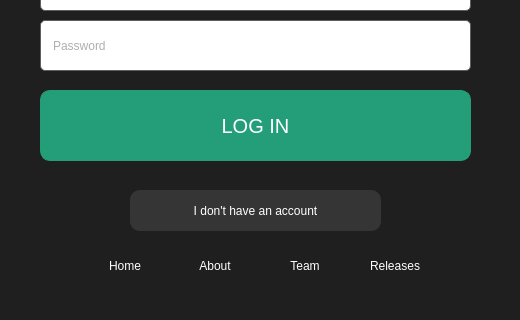
The window that ui/login_page.ui (tesla1618/RedShiftIndex) describes before a commit, drawn with Qt 5; both pictures show x 100 to 620 and y 230 to 550 of the 720 by 550 pixel window.
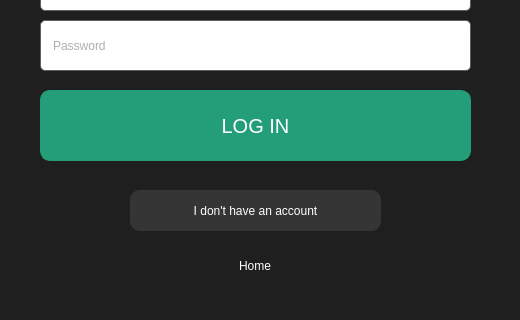
The same window after the commit. Icons and pictures are not drawn.

```diff
--- a/ui/login_page.ui
+++ b/ui/login_page.ui
@@ -213,79 +213,10 @@
      <set>Qt::AlignCenter</set>
     </property>
    </widget>
-   <widget class="QPushButton" name="nav_aboutBtn">
-    <property name="geometry">
-     <rect>
-      <x>270</x>
-      <y>480</y>
-      <width>90</width>
-      <height>31</height>
-     </rect>
-    </property>
-    <property name="cursor">
-     <cursorShape>PointingHandCursor</cursorShape>
-    </property>
-    <property name="styleSheet">
-     <string notr="true">*{background: none;
-color: white;
-border: none;
-border: 1px solid transparent}
-*:hover{ border-bottom: 1px solid white}</string>
-    </property>
-    <property name="text">
-     <string>About</string>
-    </property>
-   </widget>
-   <widget class="QPushButton" name="nav_teamBtn">
-    <property name="geometry">
-     <rect>
-      <x>360</x>
-      <y>480</y>
-      <width>90</width>
-      <height>31</height>
-     </rect>
-    </property>
-    <property name="cursor">
-     <cursorShape>PointingHandCursor</cursorShape>
-    </property>
-    <property name="styleSheet">
-     <string notr="true">*{background: none;
-color: white;
-border: none;
-border: 1px solid transparent}
-*:hover{ border-bottom: 1px solid white}</string>
-    </property>
-    <property name="text">
-     <string>Team</string>
-    </property>
-   </widget>
-   <widget class="QPushButton" name="nav_rlsBtn">
-    <property name="geometry">
-     <rect>
-      <x>450</x>
-      <y>480</y>
-      <width>90</width>
-      <height>31</height>
-     </rect>
-    </property>
-    <property name="cursor">
-     <cursorShape>PointingHandCursor</cursorShape>
-    </property>
-    <property name="styleSheet">
-     <string notr="true">*{background: none;
-color: white;
-border: none;
-border: 1px solid transparent}
-*:hover{ border-bottom: 1px solid white}</string>
-    </property>
-    <property name="text">
-     <string>Releases</string>
-    </property>
-   </widget>
    <widget class="QPushButton" name="nav_homeBtn">
     <property name="geometry">
      <rect>
-      <x>180</x>
+      <x>310</x>
       <y>480</y>
       <width>90</width>
       <height>31</height>
```
Left out of the diff: 3 changed lines with no effect on the pictures.
